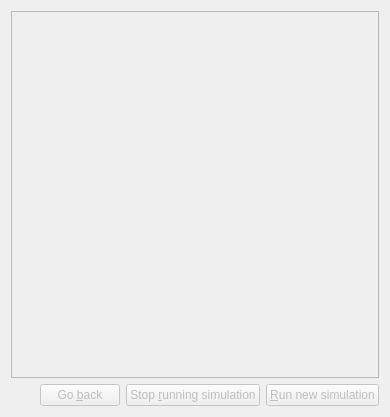
This is src/gui/formsimulator.ui in BuildmLearn/BuildmLearn-Toolkit as Qt 5 draws it before an edit. The edited form follows.
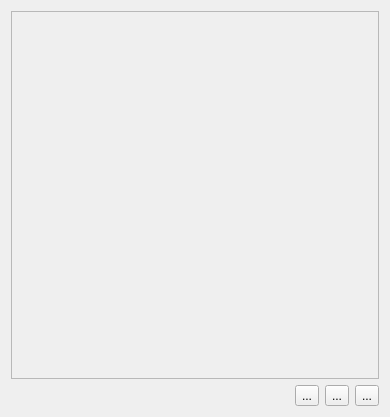
This is the edited form. Custom widgets are drawn as their Qt base class.

Diff of the .ui file:
```diff
--- a/src/gui/formsimulator.ui
+++ b/src/gui/formsimulator.ui
@@ -28,7 +28,7 @@
         <x>0</x>
         <y>0</y>
         <width>370</width>
-        <height>366</height>
+        <height>369</height>
        </rect>
       </property>
       <layout class="QGridLayout" name="gridLayout">
@@ -126,32 +126,32 @@
       </spacer>
      </item>
      <item>
-      <widget class="QPushButton" name="m_btnGoBack">
-       <property name="enabled">
-        <bool>false</bool>
+      <widget class="PlainToolButton" name="m_btnGoBack">
+       <property name="toolTip">
+        <string>Goes one step backwards in running simulation.</string>
        </property>
        <property name="text">
-        <string>Go &amp;back</string>
+        <string>...</string>
        </property>
       </widget>
      </item>
      <item>
-      <widget class="QPushButton" name="m_btnStopSimulation">
-       <property name="enabled">
-        <bool>false</bool>
+      <widget class="PlainToolButton" name="m_btnStopSimulation">
+       <property name="toolTip">
+        <string>Stops running simulation.</string>
        </property>
        <property name="text">
-        <string>Stop &amp;running simulation</string>
+        <string>...</string>
        </property>
       </widget>
      </item>
      <item>
-      <widget class="QPushButton" name="m_btnRunSimulation">
-       <property name="enabled">
-        <bool>false</bool>
+      <widget class="PlainToolButton" name="m_btnRunSimulation">
+       <property name="toolTip">
+        <string>Starts new simulation.</string>
        </property>
        <property name="text">
-        <string>&amp;Run new simulation</string>
+        <string>...</string>
        </property>
       </widget>
      </item>
@@ -159,6 +159,13 @@
    </item>
   </layout>
  </widget>
+ <customwidgets>
+  <customwidget>
+   <class>PlainToolButton</class>
+   <extends>QToolButton</extends>
+   <header>plaintoolbutton.h</header>
+  </customwidget>
+ </customwidgets>
  <resources/>
  <connections/>
 </ui>
```
